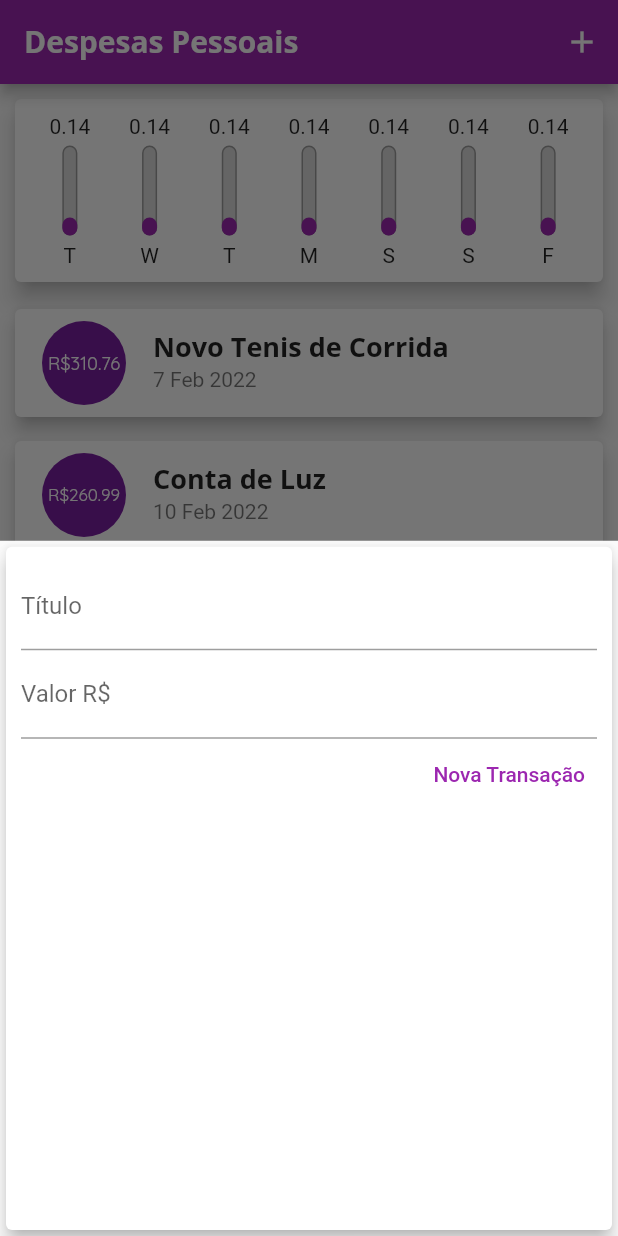
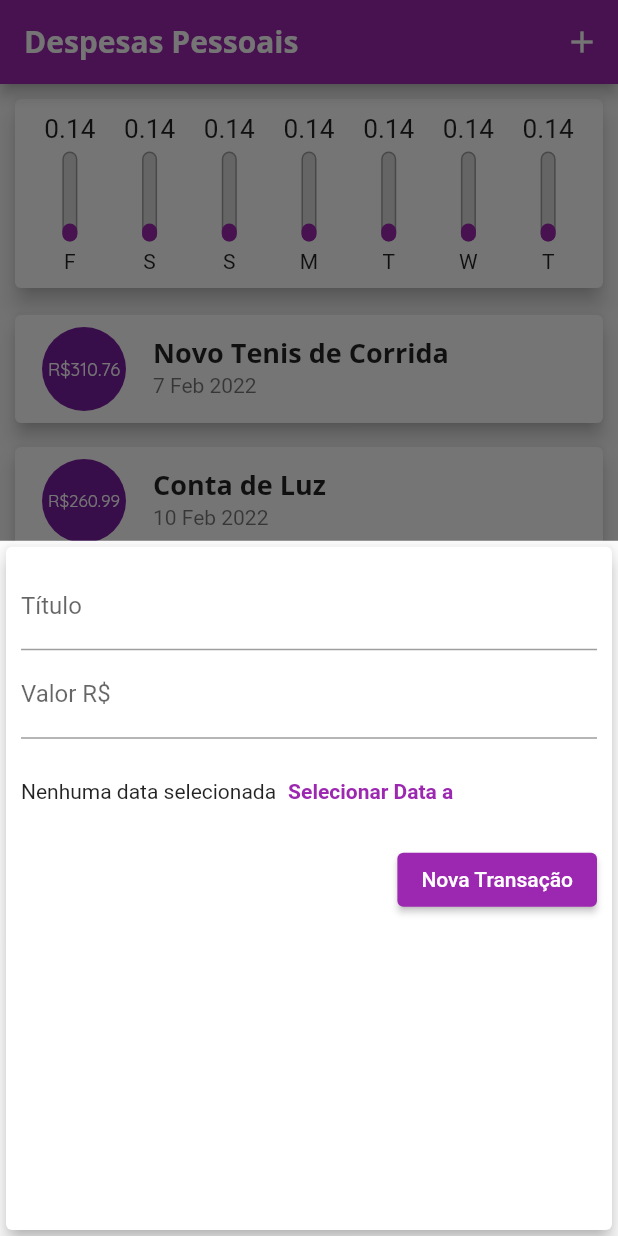
Before and after one commit to diegojaldim/expenses_app, a Flutter app: the screen it shows after launch, after a tap on the "add" icon, on a phone screen of 412 x 824 dp. Run offline on Flutter 3.47's test engine with Material 2 defaults, Android fonts, the phone set to English and light mode, and no system bars.

```diff
--- a/lib/components/chart.dart
+++ b/lib/components/chart.dart
@@ -21,7 +21,7 @@ class Chart extends StatelessWidget {
         'day': DateFormat.E().format(weekDay)[0],
         'value': 1.99
       };
-    });
+    }).reversed.toList();
   }
 
   double get _weekTotalValue {
--- a/lib/components/chart_bar.dart
+++ b/lib/components/chart_bar.dart
@@ -19,8 +19,11 @@ class ChartBar extends StatelessWidget {
   Widget build(BuildContext context) {
     return Column(
       children: <Widget>[
-        FittedBox(
-          child: Text('$value')
+        Container(
+          height: 20,
+          child: FittedBox(
+            child: Text('$value')
+          ),
         ),
         SizedBox(height: 5),
         Container(
--- a/lib/components/transaction_form.dart
+++ b/lib/components/transaction_form.dart
@@ -27,6 +27,15 @@ class _TransactionFormState extends State<TransactionForm> {
     widget.onSubmit(title, value);
   }
 
+  _showDatePicker() {
+    showDatePicker(
+      context: context,
+      initialDate: DateTime.now(),
+      firstDate: DateTime(2019),
+      lastDate: DateTime.now(),
+    );
+  }
+
   @override
   Widget build(BuildContext context) {
     return Card(
@@ -50,16 +59,30 @@ class _TransactionFormState extends State<TransactionForm> {
                 labelText: 'Valor R\$',
               ),
             ),
+            Container(
+              height: 70,
+              child: Row(
+                children: <Widget>[
+                  Text('Nenhuma data selecionada'),
+                  TextButton(
+                    onPressed: _showDatePicker,
+                    child: const Text(
+                      'Selecionar Data a',
+                      style: TextStyle(
+                        fontWeight: FontWeight.bold,
+                      ),
+                    )
+                  )
+                ],
+              ),
+            ),
             Row(
               mainAxisAlignment: MainAxisAlignment.end,
               children: [
-                TextButton(
+                ElevatedButton(
                   onPressed: _submitForm,
                   child: const Text(
                     'Nova Transação',
-                    style: TextStyle(
-                      color: Colors.purple
-                    ),
                   )
                 ),
               ],
```
